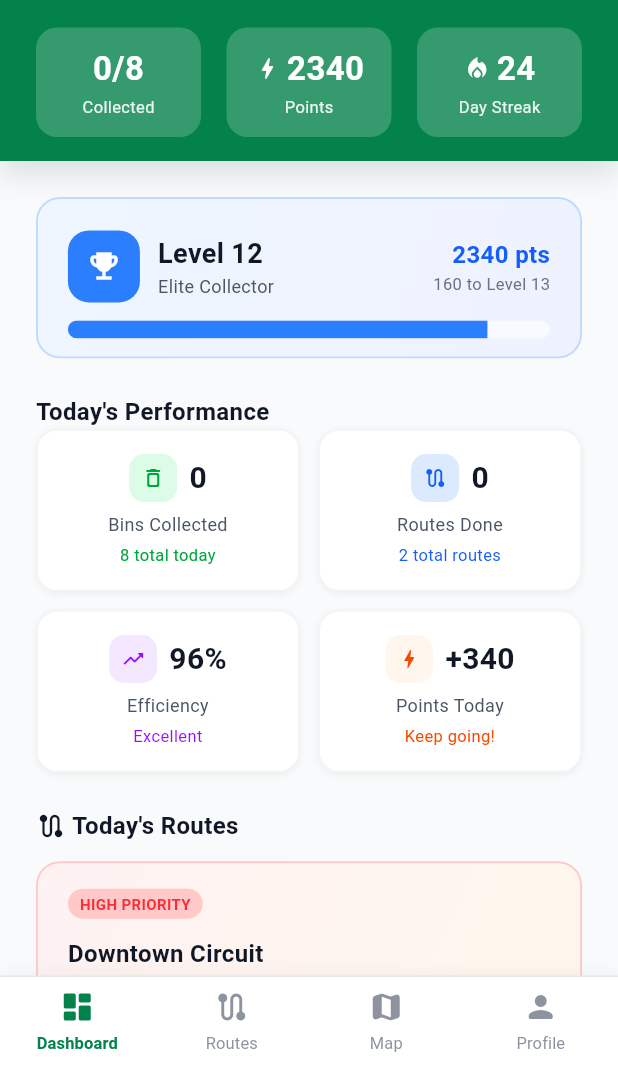
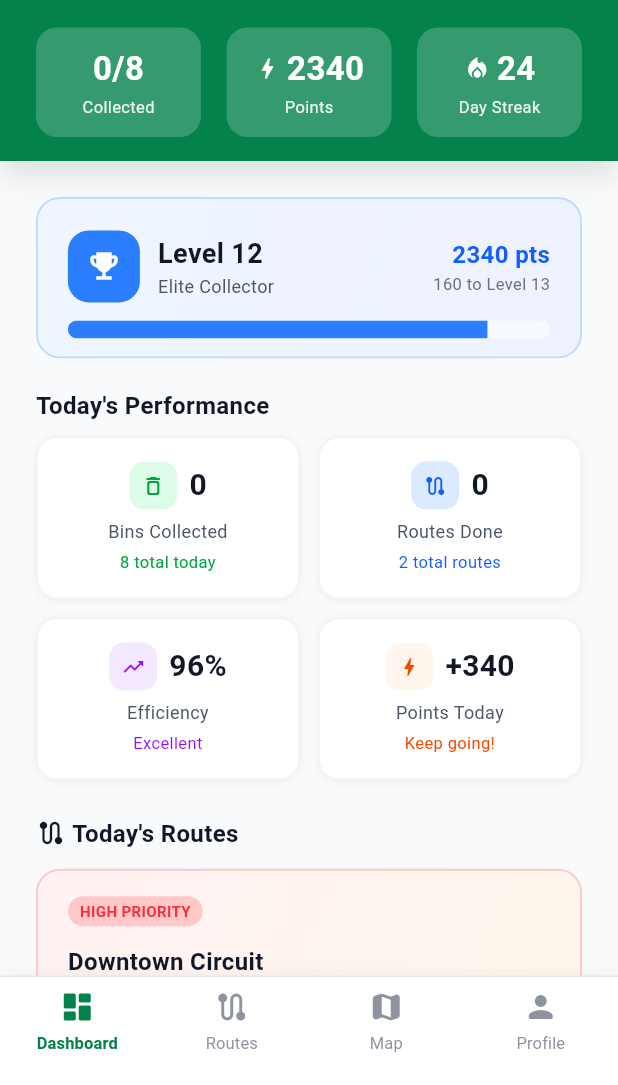
Before and after one commit to CodeMIndsUoM/Garbo-flutter, a Flutter app: the CollectionTeamDashboard screen opened by its route, on a phone screen of 412 x 824 dp, the part 151-1236 px from its top. Run offline on Flutter 3.47's test engine with Material 3 defaults, Android fonts, the phone set to English and light mode, and no system bars; our stand-ins replace shared_preferences; accounts and stored records are empty; Roboto replaces fonts that are missing (Arimo).

Commit message:
Fix GridView padding gap in Today's Performance section

```diff
--- a/lib/presentation/collection_team/pages/dashboard.dart
+++ b/lib/presentation/collection_team/pages/dashboard.dart
@@ -305,15 +305,17 @@ class _CollectionTeamDashboardState extends State<CollectionTeamDashboard> {
             color: grey900,
             fontSize: 16,
             fontWeight: FontWeight.w700,
+            height: 1.0,
           ),
         ),
-        const SizedBox(height: 0),
+        const SizedBox(height: 12),
         GridView.count(
           crossAxisCount: 2,
           crossAxisSpacing: 12,
           mainAxisSpacing: 12,
           childAspectRatio: 1.62,
           shrinkWrap: true,
+          padding: EdgeInsets.zero,
           physics: const NeverScrollableScrollPhysics(),
           children: [
             _buildPerformanceCard(
```
